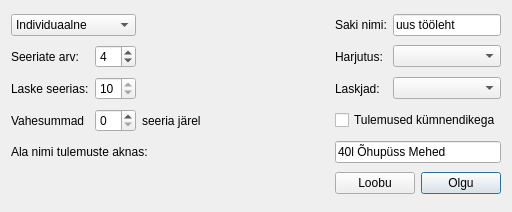
Old version of the form protokollitaja/protokollitaja/newtabdialog.ui in the repository ymeramees/protokollitaja.
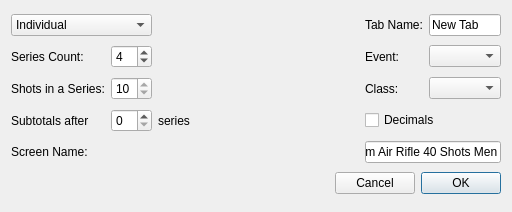
New version of the form.

The edit to the form file:
```diff
--- a/protokollitaja/protokollitaja/newtabdialog.ui
+++ b/protokollitaja/protokollitaja/newtabdialog.ui
@@ -24,7 +24,7 @@
      </property>
      <item>
       <property name="text">
-       <string>Individuaalne</string>
+       <string>Individual</string>
       </property>
      </item>
      <item>
@@ -50,7 +50,7 @@
    <item row="0" column="3">
     <widget class="QLabel" name="label">
      <property name="text">
-      <string>Saki nimi:</string>
+      <string>Tab Name:</string>
      </property>
     </widget>
    </item>
@@ -60,14 +60,14 @@
       <string>Lühike nimi enda jaoks, mille järgi lehte ära tunda. Nagu Excel'is on Sheet 1, Sheet 2 jne. Ei kuvata tulemuste aknas</string>
      </property>
      <property name="text">
-      <string>uus tööleht</string>
+      <string>New Tab</string>
      </property>
     </widget>
    </item>
    <item row="1" column="0">
     <widget class="QLabel" name="seeriateSilt">
      <property name="text">
-      <string>Seeriate arv:</string>
+      <string>Series Count:</string>
      </property>
     </widget>
    </item>
@@ -103,7 +103,7 @@
    <item row="1" column="3">
     <widget class="QLabel" name="label_4">
      <property name="text">
-      <string>Harjutus:</string>
+      <string>Event:</string>
      </property>
     </widget>
    </item>
@@ -117,7 +117,7 @@
    <item row="2" column="0">
     <widget class="QLabel" name="laskudeSilt">
      <property name="text">
-      <string>Laske seerias:</string>
+      <string>Shots in a Series:</string>
      </property>
     </widget>
    </item>
@@ -153,7 +153,7 @@
    <item row="2" column="3">
     <widget class="QLabel" name="label_5">
      <property name="text">
-      <string>Laskjad:</string>
+      <string>Class:</string>
      </property>
     </widget>
    </item>
@@ -167,7 +167,7 @@
    <item row="3" column="0">
     <widget class="QLabel" name="vSummadeSilt">
      <property name="text">
-      <string>Vahesummad</string>
+      <string>Subtotals after</string>
      </property>
      <property name="wordWrap">
       <bool>false</bool>
@@ -187,21 +187,21 @@
    <item row="3" column="2">
     <widget class="QLabel" name="vSummadeSilt2">
      <property name="text">
-      <string>seeria järel</string>
+      <string>series</string>
      </property>
     </widget>
    </item>
    <item row="3" column="3" colspan="2">
     <widget class="QCheckBox" name="kumnendikegaBox">
      <property name="text">
-      <string>Tulemused kümnendikega</string>
+      <string>Decimals</string>
      </property>
     </widget>
    </item>
    <item row="4" column="0" colspan="3">
     <widget class="QLabel" name="label_2">
      <property name="text">
-      <string>Ala nimi tulemuste aknas:</string>
+      <string>Screen Name:</string>
      </property>
     </widget>
    </item>
@@ -211,7 +211,7 @@
       <string>Ala nimi, mida kuvatakse tulemustega koos ekraanil</string>
      </property>
      <property name="text">
-      <string>40l Õhupüss Mehed</string>
+      <string>10m Air Rifle 40 Shots Men</string>
      </property>
     </widget>
    </item>
@@ -233,14 +233,14 @@
      <item>
       <widget class="QPushButton" name="loobuNupp">
        <property name="text">
-        <string>Loobu</string>
+        <string>Cancel</string>
        </property>
       </widget>
      </item>
      <item>
       <widget class="QPushButton" name="okNupp">
        <property name="text">
-        <string>Olgu</string>
+        <string>OK</string>
        </property>
        <property name="default">
         <bool>true</bool>
```
Left out of the diff: 16 changed lines with no effect on the pictures.
